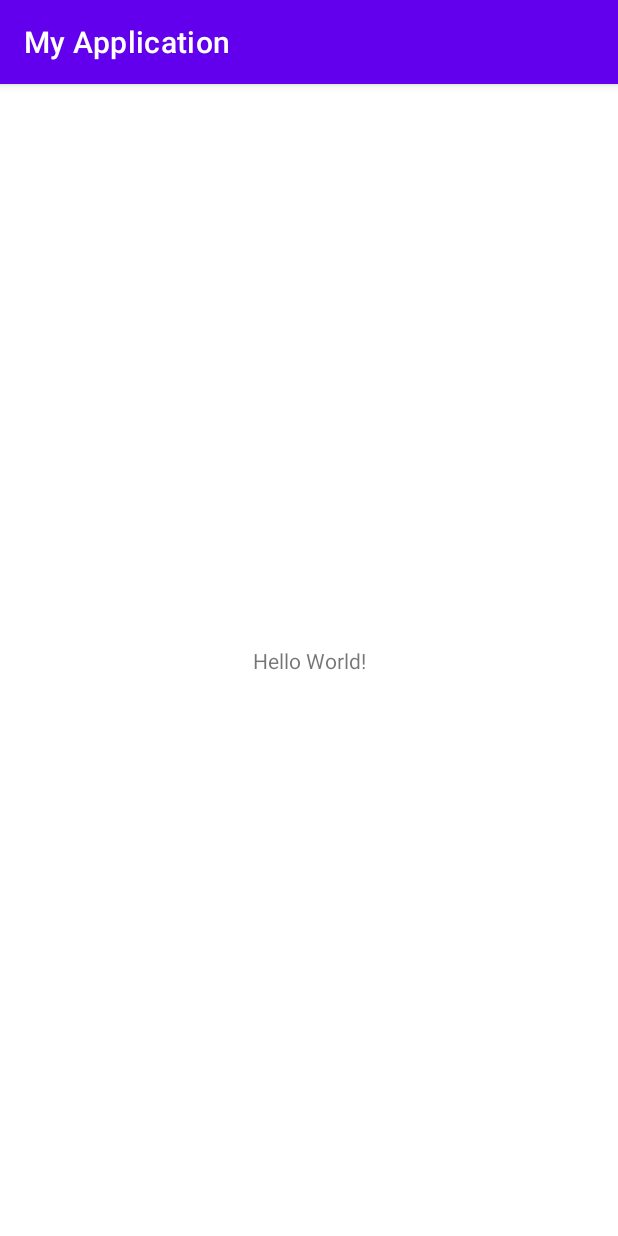
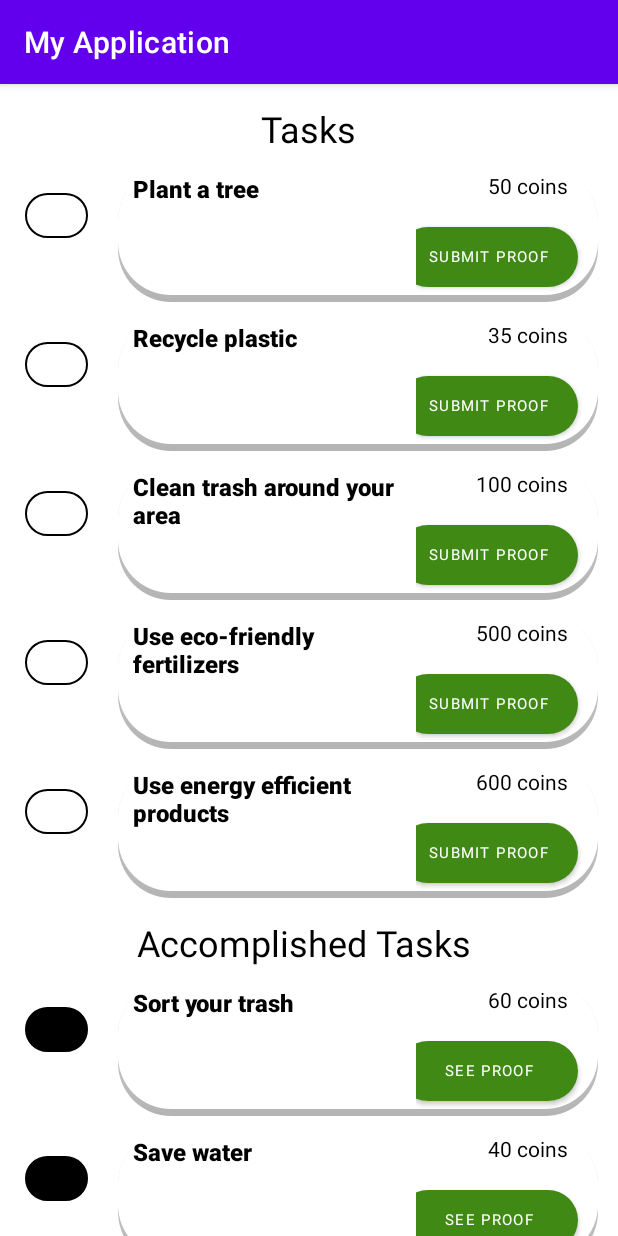
Before and after one commit to jrdcrz/Android-App, an Android app: the screen it shows after launch (MainActivity before the commit, TasksActivity after it), on a phone screen of 412 x 824 dp. Run offline under Robolectric (Android 15) with nearby library versions, the phone set to English and light mode, and no system bars.

Commit message:
Added Task Activity and Task Details Activity - Added task activity and task details activity to the application. - Added the necessary back-end code and files to add functionality to the activities. - Designed the layout files to produce the expected output of the requirements for the activities. - Added the necessary resource files to enhance the design of the activities.

```diff
--- a/app/build.gradle
+++ b/app/build.gradle
@@ -8,7 +8,7 @@ android {
 
     defaultConfig {
         applicationId "com.example.myapplication"
-        minSdk 24
+        minSdk 19
         targetSdk 33
         versionCode 1
         versionName "1.0"
--- a/app/src/main/java/com/example/myapplication/MainActivity.java
+++ b/app/src/main/java/com/example/myapplication/MainActivity.java
@@ -2,6 +2,7 @@ package com.example.myapplication;
 
 import androidx.appcompat.app.AppCompatActivity;
 
+import android.content.Intent;
 import android.os.Bundle;
 
 public class MainActivity extends AppCompatActivity {
@@ -10,5 +11,7 @@ public class MainActivity extends AppCompatActivity {
     protected void onCreate(Bundle savedInstanceState) {
         super.onCreate(savedInstanceState);
         setContentView(R.layout.activity_main);
+        Intent taskActivityIntent = new Intent(this, TasksActivity.class);
+        startActivity(taskActivityIntent);
     }
 }
--- /dev/null
+++ b/app/src/main/java/com/example/myapplication/TaskDetailsActivity.java
@@ -0,0 +1,32 @@
+package com.example.myapplication;
+
+import androidx.appcompat.app.AppCompatActivity;
+
+import android.content.Intent;
+import android.os.Bundle;
+import android.view.View;
+import android.widget.Button;
+import android.widget.TextView;
+
+public class TaskDetailsActivity extends AppCompatActivity {
+
+    @Override
+    protected void onCreate(Bundle savedInstanceState) {
+        super.onCreate(savedInstanceState);
+        setContentView(R.layout.activity_task_details);
+        Button detailsTaskBTN = (Button) findViewById(R.id.btnDetailsProof);
+        TextView txtDetailInstruction = (TextView) findViewById(R.id.txtTaskInstructionDetail);
+        TextView txtDetailPoints = (TextView) findViewById(R.id.txtTaskPointsDetail);
+        TextView txtDetailCompleted = (TextView) findViewById(R.id.txtTaskDetailsCompleted);
+        Intent getTaskListIntent = getIntent();
+        Bundle getTaskListIntentBundle = getTaskListIntent.getExtras();
+        if(getTaskListIntentBundle.getBoolean("completedKey") == true) {
+            detailsTaskBTN.setVisibility(View.GONE);
+        } else {
+            txtDetailCompleted.setVisibility(View.GONE);
+        }
+        txtDetailInstruction.setText("Task: " + getTaskListIntentBundle.getString("instructionKey"));
+        txtDetailPoints.setText(String.valueOf(getTaskListIntentBundle.getInt("ptsKey")) + " coins");
+
+    }
+}
--- /dev/null
+++ b/app/src/main/java/com/example/myapplication/TaskItemsView.java
@@ -0,0 +1,27 @@
+package com.example.myapplication;
+
+public class TaskItemsView {
+    private int taskPoints;
+    private String taskInstructions;
+
+    public TaskItemsView(int taskPoints, String taskInstructions) {
+        this.taskPoints = taskPoints;
+        this.taskInstructions = taskInstructions;
+    }
+
+    public int getTaskPoints() {
+        return taskPoints;
+    }
+
+    public void setTaskPoints(int taskPoints) {
+        this.taskPoints = taskPoints;
+    }
+
+    public String getTaskInstructions() {
+        return taskInstructions;
+    }
+
+    public void setTaskInstructions(String taskInstructions) {
+        this.taskInstructions = taskInstructions;
+    }
+}
--- /dev/null
+++ b/app/src/main/java/com/example/myapplication/TasksActivity.java
@@ -0,0 +1,63 @@
+package com.example.myapplication;
+
+import androidx.appcompat.app.AppCompatActivity;
+import androidx.recyclerview.widget.LinearLayoutManager;
+import androidx.recyclerview.widget.RecyclerView;
+
+import android.content.Intent;
+import android.os.Bundle;
+import android.widget.Toast;
+
+import java.util.ArrayList;
+
+
+public class TasksActivity extends AppCompatActivity {
+
+    @Override
+    protected void onCreate(Bundle savedInstanceState) {
+        super.onCreate(savedInstanceState);
+        setContentView(R.layout.activity_tasks);
+
+        ArrayList<TaskItemsView> incompleteTaskListItems = new ArrayList<TaskItemsView>();
+        incompleteTaskListItems.add(new TaskItemsView(50,"Plant a tree"));
+        incompleteTaskListItems.add(new TaskItemsView(35, "Recycle plastic"));
+        incompleteTaskListItems.add(new TaskItemsView(100,"Clean trash around your area"));
+        incompleteTaskListItems.add(new TaskItemsView(500,"Use eco-friendly fertilizers"));
+        incompleteTaskListItems.add(new TaskItemsView(600,"Use energy efficient products"));
+
+        ArrayList<TaskItemsView> completeTaskListItems = new ArrayList<TaskItemsView>();
+        completeTaskListItems.add(new TaskItemsView(60,"Sort your trash"));
+        completeTaskListItems.add(new TaskItemsView(40,"Save water"));
+        completeTaskListItems.add(new TaskItemsView(24,"Turn off unused electrical appliances"));
+        completeTaskListItems.add(new TaskItemsView(300,"Reduce your carbon footprint"));
+        completeTaskListItems.add(new TaskItemsView(500,"Donate items and/or money to a non-government organization to help nature."));
+
+        Intent intentToTaskDetails = new Intent(this, TaskDetailsActivity.class);
+
+        RecyclerView incompleteTasksRC = (RecyclerView) findViewById(R.id.taskRecyclerView);
+        TasksAdapter incompleteTasksAdapter = new TasksAdapter(incompleteTaskListItems, this, 1 ,new TasksAdapter.ItemClickListener() {
+            @Override
+            public void onItemClick(TaskItemsView taskItemsView) {
+                intentToTaskDetails.putExtra("instructionKey",taskItemsView.getTaskInstructions());
+                intentToTaskDetails.putExtra("ptsKey",taskItemsView.getTaskPoints());
+                intentToTaskDetails.putExtra("completedKey", false);
+                startActivity(intentToTaskDetails);
+            }
+        });
+        incompleteTasksRC.setLayoutManager(new LinearLayoutManager(this));
+        incompleteTasksRC.setAdapter(incompleteTasksAdapter);
+
+        RecyclerView completeTasksRC = (RecyclerView) findViewById(R.id.completedTaskRecyclerView);
+        TasksAdapter completeTasksAdapter = new TasksAdapter(completeTaskListItems, this, 2 ,new TasksAdapter.ItemClickListener() {
+            @Override
+            public void onItemClick(TaskItemsView taskItemsView) {
+                intentToTaskDetails.putExtra("instructionKey",taskItemsView.getTaskInstructions());
+                intentToTaskDetails.putExtra("ptsKey",taskItemsView.getTaskPoints());
+                intentToTaskDetails.putExtra("completedKey", true);
+                startActivity(intentToTaskDetails);
+            }
+        });
+        completeTasksRC.setLayoutManager(new LinearLayoutManager(this));
+        completeTasksRC.setAdapter(completeTasksAdapter);
+    }
+}
--- /dev/null
+++ b/app/src/main/java/com/example/myapplication/TasksAdapter.java
@@ -0,0 +1,78 @@
+package com.example.myapplication;
+
+import android.content.Context;
+import android.view.LayoutInflater;
+import android.view.View;
+import android.view.ViewGroup;
+import android.widget.Button;
+import android.widget.TextView;
+
+import androidx.recyclerview.widget.RecyclerView;
+import java.util.ArrayList;
+
+
+public class TasksAdapter extends RecyclerView.Adapter<TasksAdapter.TasksAdapterViewHolder> {
+
+    private ArrayList<TaskItemsView> taskListItems = new ArrayList<TaskItemsView>();
+    private Context context;
+    private ItemClickListener itemClickListener;
+    private int LIST_TYPE;
+
+    public TasksAdapter(ArrayList<TaskItemsView> taskListItems, Context context, int LIST_TYPE,ItemClickListener itemClickListener) {
+        this.taskListItems = taskListItems;
+        this.context = context;
+        this.itemClickListener = itemClickListener;
+        this.LIST_TYPE = LIST_TYPE;
+    }
+
+    @Override
+    public TasksAdapterViewHolder onCreateViewHolder(ViewGroup parent, int viewType) {
+        LayoutInflater layoutInflater = LayoutInflater.from(parent.getContext());
+        View taskItem;
+        if(LIST_TYPE == 1) {
+            taskItem = layoutInflater.inflate(R.layout.custom_tasks_list_view, parent, false);
+            TasksAdapterViewHolder viewHolder = new TasksAdapterViewHolder(taskItem);
+            return viewHolder;
+        } else if (LIST_TYPE == 2) {
+            taskItem = layoutInflater.inflate(R.layout.custom_completed_tasks_list_view, parent, false);
+            TasksAdapterViewHolder viewHolder = new TasksAdapterViewHolder(taskItem);
+            return viewHolder;
+        }
+        return null;
+    }
+
+    @Override
+    public void onBindViewHolder(TasksAdapterViewHolder holder, int position) {
+        holder.taskInstructions.setText(taskListItems.get(position).getTaskInstructions());
+        holder.taskPoints.setText(String.valueOf(taskListItems.get(position).getTaskPoints()) + " coins");
+        holder.taskSubmitProofBTN.setOnClickListener(new View.OnClickListener() {
+            @Override
+            public void onClick(View v) {
+                itemClickListener.onItemClick(taskListItems.get(holder.getAdapterPosition()));
+            }
+        });
+    }
+
+    @Override
+    public int getItemCount(){
+        return taskListItems.size();
+    }
+
+    public interface ItemClickListener{
+        void onItemClick(TaskItemsView taskItemsView);
+    }
+
+    public class TasksAdapterViewHolder extends RecyclerView.ViewHolder {
+        private TextView taskInstructions;
+        private TextView taskPoints;
+        private Button taskSubmitProofBTN;
+
+        public TasksAdapterViewHolder(View view) {
+            super(view);
+            taskInstructions = (TextView) view.findViewById(R.id.txtInstruction);
+            taskPoints = (TextView) view.findViewById(R.id.txtPoints);
+            taskSubmitProofBTN = (Button) view.findViewById(R.id.btnProof);
+        }
+
+    }
+}
--- /dev/null
+++ b/app/src/main/res/drawable/list_design.xml
@@ -0,0 +1,22 @@
+<?xml version="1.0" encoding="utf-8"?>
+<layer-list xmlns:android="http://schemas.android.com/apk/res/android">
+    <item>
+        <shape android:shape="rectangle">
+            <gradient
+                android:startColor="#80696969"
+                android:centerColor="#80878787"
+                android:endColor="@color/white"
+                android:angle="90"
+                android:type="linear"/>
+            <corners android:radius="35dp"/>
+        </shape>
+    </item>
+
+    <item
+        android:bottom="5dp">
+        <shape android:shape="rectangle">
+            <solid android:color="@color/white"/>
+            <corners android:radius="35dp"/>
+        </shape>
+    </item>
+</layer-list>
--- /dev/null
+++ b/app/src/main/res/drawable/submit_button_design.xml
@@ -0,0 +1,5 @@
+<?xml version="1.0" encoding="utf-8"?>
+<shape xmlns:android="http://schemas.android.com/apk/res/android">
+    <solid android:color="@color/DarkGreen"/>
+    <corners android:radius="25dp"/>
+</shape>
--- /dev/null
+++ b/app/src/main/res/drawable/task_complete_status_design.xml
@@ -0,0 +1,8 @@
+<?xml version="1.0" encoding="utf-8"?>
+<shape xmlns:android="http://schemas.android.com/apk/res/android">
+
+    <solid android:color="@color/black"/>
+    <stroke android:width="1dp" android:color="@color/black"/>
+    <corners android:radius="25dp"/>
+
+</shape>
--- /dev/null
+++ b/app/src/main/res/drawable/task_incomplete_status_design.xml
@@ -0,0 +1,8 @@
+<?xml version="1.0" encoding="utf-8"?>
+<shape xmlns:android="http://schemas.android.com/apk/res/android">
+
+    <solid android:color="@color/white"/>
+    <stroke android:width="1dp" android:color="@color/black"/>
+    <corners android:radius="25dp"/>
+
+</shape>
--- a/app/src/main/res/layout/activity_main.xml
+++ b/app/src/main/res/layout/activity_main.xml
@@ -4,7 +4,7 @@
     xmlns:tools="http://schemas.android.com/tools"
     android:layout_width="match_parent"
     android:layout_height="match_parent"
-    tools:context=".MainActivity">
+    tools:context="com.example.myapplication.MainActivity">
 
     <TextView
         android:layout_width="wrap_content"
--- /dev/null
+++ b/app/src/main/res/layout/activity_task_details.xml
@@ -0,0 +1,77 @@
+<?xml version="1.0" encoding="utf-8"?>
+<androidx.constraintlayout.widget.ConstraintLayout xmlns:android="http://schemas.android.com/apk/res/android"
+    xmlns:app="http://schemas.android.com/apk/res-auto"
+    xmlns:tools="http://schemas.android.com/tools"
+    android:layout_width="match_parent"
+    android:layout_height="match_parent"
+    tools:context=".TaskDetailsActivity">
+
+    <TextView
+        android:id="@+id/txtTaskPointsDetail"
+        android:layout_width="wrap_content"
+        android:layout_height="wrap_content"
+        android:gravity="center"
+        android:text="TextView"
+        android:textColor="@color/black"
+        android:textSize="24sp"
+        app:layout_constraintBottom_toBottomOf="parent"
+        app:layout_constraintEnd_toEndOf="parent"
+        app:layout_constraintHorizontal_bias="0.501"
+        app:layout_constraintStart_toStartOf="parent"
+        app:layout_constraintTop_toTopOf="parent"
+        app:layout_constraintVertical_bias="0.086" />
+
+    <TextView
+        android:id="@+id/txtTaskInstructionDetail"
+        android:layout_width="wrap_content"
+        android:layout_height="wrap_content"
+        android:gravity="center"
+        android:text="TextView"
+        android:textColor="@color/black"
+        android:textSize="16sp"
+        app:layout_constraintBottom_toBottomOf="parent"
+        app:layout_constraintEnd_toEndOf="parent"
+        app:layout_constraintStart_toStartOf="parent"
+        app:layout_constraintTop_toTopOf="parent"
+        app:layout_constraintVertical_bias="0.159" />
+
+    <TextView
+        android:id="@+id/txtTaskDetailsCompleted"
+        android:layout_width="wrap_content"
+        android:layout_height="wrap_content"
+        android:text="Task Completed!"
+        android:textColor="@color/black"
+        android:textSize="24sp"
+        app:layout_constraintBottom_toBottomOf="parent"
+        app:layout_constraintEnd_toEndOf="parent"
+        app:layout_constraintStart_toStartOf="parent"
+        app:layout_constraintTop_toTopOf="parent"
+        app:layout_constraintVertical_bias="0.858" />
+
+    <Button
+        android:id="@+id/btnDetailsProof"
+        android:layout_width="wrap_content"
+        android:layout_height="wrap_content"
+        android:background="@drawable/submit_button_design"
+        android:text="Upload Proof"
+        android:textSize="20sp"
+        app:backgroundTint="@color/DarkGreen"
+        app:layout_constraintBottom_toBottomOf="parent"
+        app:layout_constraintEnd_toEndOf="parent"
+        app:layout_constraintStart_toStartOf="parent"
+        app:layout_constraintTop_toTopOf="parent"
+        app:layout_constraintVertical_bias="0.868" />
+
+    <ImageView
+        android:id="@+id/imgTaskDetailsProof"
+        android:layout_width="400dp"
+        android:layout_height="350dp"
+        android:scaleType="fitXY"
+        app:layout_constraintBottom_toBottomOf="parent"
+        app:layout_constraintEnd_toEndOf="parent"
+        app:layout_constraintStart_toStartOf="parent"
+        app:layout_constraintTop_toTopOf="parent"
+        app:layout_constraintVertical_bias="0.433"
+        app:srcCompat="@drawable/ic_launcher_background"
+        tools:srcCompat="@drawable/ic_launcher_background" />
+</androidx.constraintlayout.widget.ConstraintLayout>
--- /dev/null
+++ b/app/src/main/res/layout/activity_tasks.xml
@@ -0,0 +1,63 @@
+<?xml version="1.0" encoding="utf-8"?>
+<androidx.constraintlayout.widget.ConstraintLayout xmlns:android="http://schemas.android.com/apk/res/android"
+    xmlns:app="http://schemas.android.com/apk/res-auto"
+    xmlns:tools="http://schemas.android.com/tools"
+    android:layout_width="match_parent"
+    android:layout_height="match_parent"
+    tools:context=".TasksActivity">
+
+    <ScrollView
+        android:layout_width="match_parent"
+        android:layout_height="match_parent"
+        tools:ignore="SpeakableTextPresentCheck" >
+
+        <LinearLayout
+            android:layout_width="match_parent"
+            android:layout_height="wrap_content"
+            android:gravity="center_horizontal"
+            android:orientation="vertical">
+
+            <TextView
+                android:id="@+id/txtTaskTitle"
+                android:layout_width="wrap_content"
+                android:layout_height="wrap_content"
+                android:layout_marginTop="20px"
+                android:text="Tasks"
+                android:textColor="@color/black"
+                android:textSize="24sp" />
+
+            <androidx.recyclerview.widget.RecyclerView
+                android:id="@+id/taskRecyclerView"
+                android:layout_width="match_parent"
+                android:layout_height="wrap_content">
+
+            </androidx.recyclerview.widget.RecyclerView>
+
+            <LinearLayout
+                android:layout_width="match_parent"
+                android:layout_height="match_parent"
+                android:gravity="center_horizontal"
+                android:orientation="vertical">
+
+                <TextView
+                    android:id="@+id/txtAccomplishedTaskTitle"
+                    android:layout_width="wrap_content"
+                    android:layout_height="wrap_content"
+                    android:layout_marginTop="20px"
+                    android:text="Accomplished Tasks "
+                    android:textColor="@color/black"
+                    android:textSize="24sp" />
+
+                <androidx.recyclerview.widget.RecyclerView
+                    android:id="@+id/completedTaskRecyclerView"
+                    android:layout_width="match_parent"
+                    android:layout_height="wrap_content">
+
+                </androidx.recyclerview.widget.RecyclerView>
+
+            </LinearLayout>
+
+        </LinearLayout>
+    </ScrollView>
+
+</androidx.constraintlayout.widget.ConstraintLayout>
--- /dev/null
+++ b/app/src/main/res/layout/custom_completed_tasks_list_view.xml
@@ -0,0 +1,100 @@
+<?xml version="1.0" encoding="utf-8"?>
+<LinearLayout xmlns:android="http://schemas.android.com/apk/res/android"
+    xmlns:app="http://schemas.android.com/apk/res-auto"
+    xmlns:tools="http://schemas.android.com/tools"
+    android:id="@+id/linearLayout"
+    android:layout_width="match_parent"
+    android:layout_height="wrap_content"
+    android:layout_marginTop="15px"
+    android:orientation="horizontal"
+    android:textAlignment="gravity">
+
+    <LinearLayout
+        android:layout_width="100dp"
+        android:layout_height="30dp"
+        android:layout_marginStart="25px"
+        android:layout_marginTop="25px"
+        android:layout_weight="1"
+        android:background="@drawable/task_complete_status_design"
+        android:orientation="horizontal">
+
+    </LinearLayout>
+
+    <LinearLayout
+        android:layout_width="match_parent"
+        android:layout_height="wrap_content"
+        android:layout_marginStart="30px"
+        android:layout_marginEnd="20px"
+        android:layout_weight="1"
+        android:background="@drawable/list_design"
+        android:orientation="vertical">
+
+        <LinearLayout
+            android:layout_width="match_parent"
+            android:layout_height="match_parent"
+            android:layout_marginStart="15px"
+            android:layout_weight="1"
+            android:orientation="horizontal">
+
+            <LinearLayout
+                android:layout_width="200dp"
+                android:layout_height="match_parent"
+                android:layout_gravity="left"
+                android:layout_weight="1"
+                android:orientation="vertical">
+
+                <TextView
+                    android:id="@+id/txtInstruction"
+                    android:layout_width="wrap_content"
+                    android:layout_height="wrap_content"
+                    android:layout_marginTop="8px"
+                    android:layout_weight="1"
+                    android:fontFamily="sans-serif-black"
+                    android:includeFontPadding="false"
+                    android:text="TextView"
+                    android:textAlignment="textStart"
+                    android:textColor="@color/black"
+                    android:textSize="16sp" />
+            </LinearLayout>
+
+            <LinearLayout
+                android:layout_width="wrap_content"
+                android:layout_height="match_parent"
+                android:layout_weight="1"
+                android:gravity="right"
+                android:orientation="vertical"
+                android:textAlignment="gravity">
+
+                <TextView
+                    android:id="@+id/txtPoints"
+                    android:layout_width="wrap_content"
+                    android:layout_height="24dp"
+                    android:layout_marginTop="3px"
+                    android:layout_marginEnd="30px"
+                    android:gravity="right"
+                    android:text="TextView"
+                    android:textAlignment="gravity"
+                    android:textColor="@color/black" />
+
+                <Button
+                    android:id="@+id/btnProof"
+                    android:layout_width="120dp"
+                    android:layout_height="40dp"
+                    android:layout_marginTop="20px"
+                    android:layout_marginEnd="20px"
+                    android:layout_marginBottom="15px"
+                    android:background="@drawable/submit_button_design"
+                    android:fontFamily="sans-serif"
+                    android:text="See Proof"
+                    android:textColor="@color/white"
+                    android:textColorHighlight="@color/black"
+                    android:textSize="10sp"
+                    android:textStyle="normal"
+                    app:backgroundTint="@color/DarkGreen"
+                    tools:ignore="TouchTargetSizeCheck" />
+            </LinearLayout>
+        </LinearLayout>
+
+    </LinearLayout>
+
+</LinearLayout>
--- /dev/null
+++ b/app/src/main/res/layout/custom_tasks_list_view.xml
@@ -0,0 +1,100 @@
+<?xml version="1.0" encoding="utf-8"?>
+<LinearLayout xmlns:android="http://schemas.android.com/apk/res/android"
+    xmlns:app="http://schemas.android.com/apk/res-auto"
+    xmlns:tools="http://schemas.android.com/tools"
+    android:id="@+id/linearLayout"
+    android:layout_width="match_parent"
+    android:layout_height="wrap_content"
+    android:layout_marginTop="15px"
+    android:orientation="horizontal"
+    android:textAlignment="gravity">
+
+    <LinearLayout
+        android:layout_width="100dp"
+        android:layout_height="30dp"
+        android:layout_marginStart="25px"
+        android:layout_marginTop="25px"
+        android:layout_weight="1"
+        android:background="@drawable/task_incomplete_status_design"
+        android:orientation="horizontal">
+
+    </LinearLayout>
+
+    <LinearLayout
+        android:layout_width="match_parent"
+        android:layout_height="wrap_content"
+        android:layout_marginStart="30px"
+        android:layout_marginEnd="20px"
+        android:layout_weight="1"
+        android:background="@drawable/list_design"
+        android:orientation="vertical">
+
+        <LinearLayout
+            android:layout_width="match_parent"
+            android:layout_height="match_parent"
+            android:layout_marginStart="15px"
+            android:layout_weight="1"
+            android:orientation="horizontal">
+
+            <LinearLayout
+                android:layout_width="200dp"
+                android:layout_height="match_parent"
+                android:layout_gravity="left"
+                android:layout_weight="1"
+                android:orientation="vertical">
+
+                <TextView
+                    android:id="@+id/txtInstruction"
+                    android:layout_width="wrap_content"
+                    android:layout_height="wrap_content"
+                    android:layout_marginTop="8px"
+                    android:layout_weight="1"
+                    android:fontFamily="sans-serif-black"
+                    android:includeFontPadding="false"
+                    android:text="TextView"
+                    android:textAlignment="textStart"
+                    android:textColor="@color/black"
+                    android:textSize="16sp" />
+            </LinearLayout>
+
+            <LinearLayout
+                android:layout_width="wrap_content"
+                android:layout_height="match_parent"
+                android:layout_weight="1"
+                android:gravity="right"
+                android:orientation="vertical"
+                android:textAlignment="gravity">
+
+                <TextView
+                    android:id="@+id/txtPoints"
+                    android:layout_width="wrap_content"
+                    android:layout_height="24dp"
+                    android:layout_marginTop="3px"
+                    android:layout_marginEnd="30px"
+                    android:gravity="right"
+                    android:text="TextView"
+                    android:textAlignment="gravity"
+                    android:textColor="@color/black" />
+
+                <Button
+                    android:id="@+id/btnProof"
+                    android:layout_width="120dp"
+                    android:layout_height="40dp"
+                    android:layout_marginTop="20px"
+                    android:layout_marginEnd="20px"
+                    android:layout_marginBottom="15px"
+                    android:background="@drawable/submit_button_design"
+                    android:fontFamily="sans-serif"
+                    android:text="Submit Proof"
+                    android:textColor="@color/white"
+                    android:textColorHighlight="@color/black"
+                    android:textSize="10sp"
+                    android:textStyle="normal"
+                    app:backgroundTint="@color/DarkGreen"
+                    tools:ignore="TouchTargetSizeCheck" />
+            </LinearLayout>
+        </LinearLayout>
+
+    </LinearLayout>
+
+</LinearLayout>
--- a/app/src/main/res/values/colors.xml
+++ b/app/src/main/res/values/colors.xml
@@ -7,4 +7,5 @@
     <color name="teal_700">#FF018786</color>
     <color name="black">#FF000000</color>
     <color name="white">#FFFFFFFF</color>
+    <color name="DarkGreen">#408914</color>
 </resources>
--- a/build.gradle
+++ b/build.gradle
@@ -1,5 +1,5 @@
 // Top-level build file where you can add configuration options common to all sub-projects/modules.
 plugins {
-    id 'com.android.application' version '7.4.1' apply false
-    id 'com.android.library' version '7.4.1' apply false
+    id 'com.android.application' version '7.3.1' apply false
+    id 'com.android.library' version '7.3.1' apply false
 }
```
Also changed, not shown: app/src/main/AndroidManifest.xml (+14 -0 lines).
